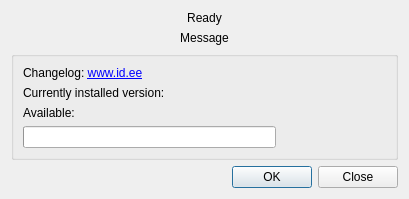
The window that idupdater.ui (open-eid/updater) describes before a commit, drawn with Qt 5.
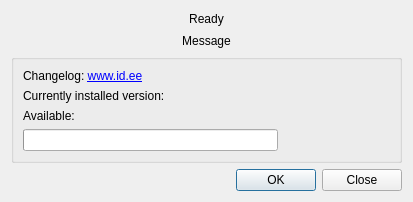
The same window after the commit.

Commit message:
Use default theme on windows (#94)
IB-8244

Diff of the .ui file:
```diff
--- a/idupdater.ui
+++ b/idupdater.ui
@@ -7,7 +7,7 @@
     <x>0</x>
     <y>0</y>
     <width>409</width>
-    <height>170</height>
+    <height>202</height>
    </rect>
   </property>
   <property name="windowTitle">
@@ -48,12 +48,6 @@
    </item>
    <item>
     <widget class="QGroupBox" name="groupBoxProduct">
-     <property name="sizePolicy">
-      <sizepolicy hsizetype="Preferred" vsizetype="Preferred">
-       <horstretch>0</horstretch>
-       <verstretch>1</verstretch>
-      </sizepolicy>
-     </property>
      <layout class="QGridLayout" name="gridLayout">
       <item row="0" column="0" colspan="3">
        <widget class="QLabel" name="changelog">
@@ -90,6 +84,9 @@
         <property name="alignment">
          <set>Qt::AlignCenter</set>
         </property>
+        <property name="textVisible">
+         <bool>false</bool>
+        </property>
        </widget>
       </item>
       <item row="3" column="2">
@@ -109,20 +106,13 @@
     </widget>
    </item>
    <item>
-    <spacer name="verticalSpacer">
-     <property name="orientation">
-      <enum>Qt::Vertical</enum>
-     </property>
-     <property name="sizeHint" stdset="0">
+    <widget class="QDialogButtonBox" name="buttonBox">
+     <property name="minimumSize">
       <size>
-       <width>20</width>
+       <width>391</width>
        <height>0</height>
       </size>
      </property>
-    </spacer>
-   </item>
-   <item>
-    <widget class="QDialogButtonBox" name="buttonBox">
      <property name="standardButtons">
       <set>QDialogButtonBox::Close|QDialogButtonBox::Ok</set>
      </property>
```
The commit also changes 4 other files.
